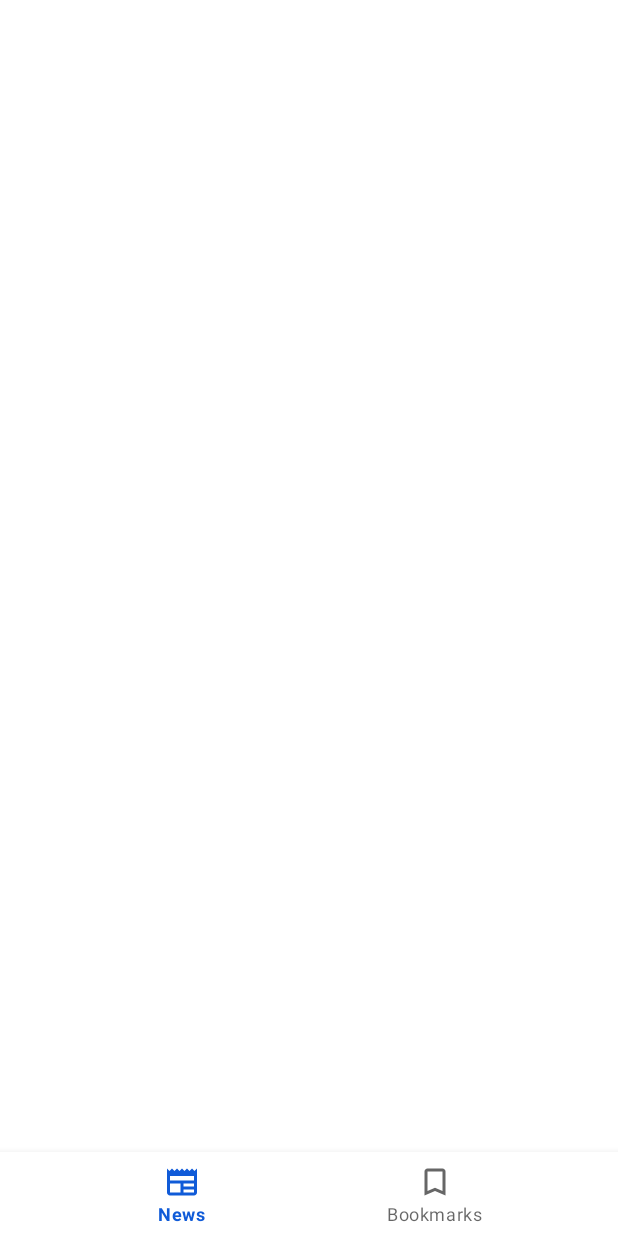
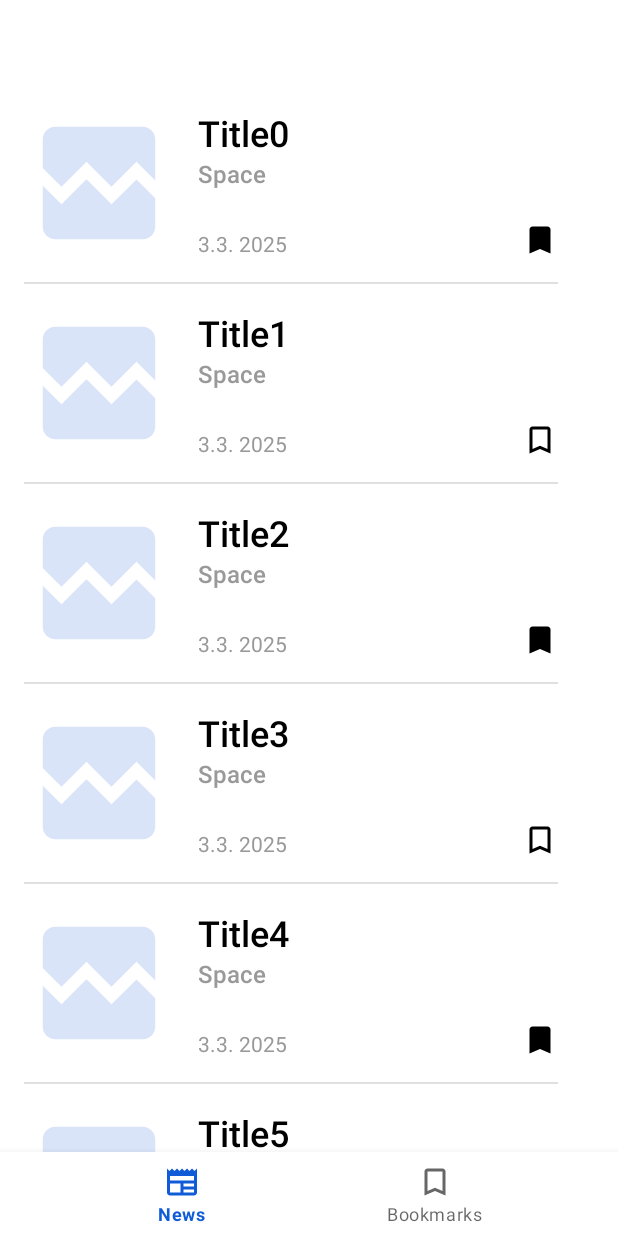
Before and after one commit to MaderaJan/space_lecture, an Android app built with Jetpack Compose: the screen it shows after launch (MainActivity), on a phone screen of 412 x 824 dp. Before the commit the screen is almost empty. Run offline under Robolectric (Android 15) with nearby library versions, the phone set to English and light mode, and no system bars; pictures from the network do not load.

Commit message:
3. Lecture - END

```diff
--- a/app/src/main/java/com/maderajan/spacelecture/data/SpaceNews.kt
+++ b/app/src/main/java/com/maderajan/spacelecture/data/SpaceNews.kt
@@ -1,6 +1,5 @@
 package com.maderajan.spacelecture.data
 
-// TODO 1. Data
 data class SpaceNews(
     val id: Long,
     val title: String,
--- a/app/src/main/java/com/maderajan/spacelecture/repository/SpaceNewsRepository.kt
+++ b/app/src/main/java/com/maderajan/spacelecture/repository/SpaceNewsRepository.kt
@@ -5,7 +5,23 @@ import com.maderajan.spacelecture.data.SpaceNews
 class SpaceNewsRepository {
 
     fun getSpaceNews(): List<SpaceNews> {
-        // TODO 7. (S)  Return fake data to list
-        return emptyList()
+        val fakeData = mutableListOf<SpaceNews>()
+
+        repeat(100) {
+            fakeData.add(
+                SpaceNews(
+                    id = it.toLong(),
+                    title = "Title$it",
+                    summary = "",
+                    url = "",
+                    newsSite = "Space",
+                    imageUrl = "https://picsum.photos/200/300",
+                    publishedAt = "3.3. 2025",
+                    isBookmarked = it % 2 == 0
+                )
+            )
+        }
+
+        return fakeData
     }
 }
--- a/app/src/main/java/com/maderajan/spacelecture/ui/SpaceListFragment.kt
+++ b/app/src/main/java/com/maderajan/spacelecture/ui/SpaceListFragment.kt
@@ -5,9 +5,12 @@ import android.view.LayoutInflater
 import android.view.View
 import android.view.ViewGroup
 import androidx.fragment.app.Fragment
+import androidx.recyclerview.widget.LinearLayoutManager
 import com.maderajan.spacelecture.databinding.FragmentSpaceListBinding
+import com.maderajan.spacelecture.repository.SpaceNewsRepository
+import com.maderajan.spacelecture.ui.adapter.SpaceListAdapter
 
-class SpaceListFragment: Fragment() {
+class SpaceListFragment : Fragment() {
 
     private lateinit var binding: FragmentSpaceListBinding
 
@@ -16,11 +19,21 @@ class SpaceListFragment: Fragment() {
         return binding.root
     }
 
-    // TODO 3. onViewCreated
     override fun onViewCreated(view: View, savedInstanceState: Bundle?) {
         super.onViewCreated(view, savedInstanceState)
 
-        // TODO 3. Setup Adapter
-        // TODO 3. Setup LayoutManager
+        binding.recyclerView.layoutManager = LinearLayoutManager(requireContext())
+
+        val adapter = SpaceListAdapter(
+            onItemClicked = {
+                // ...
+            }, onBookMarkClicked = {
+                // ...
+            }
+        )
+
+        binding.recyclerView.adapter = adapter
+
+        adapter.submitList(SpaceNewsRepository().getSpaceNews())
     }
 }
--- a/app/src/main/java/com/maderajan/spacelecture/ui/adapter/SpaceListAdapter.kt
+++ b/app/src/main/java/com/maderajan/spacelecture/ui/adapter/SpaceListAdapter.kt
@@ -7,23 +7,19 @@ import androidx.recyclerview.widget.ListAdapter
 import com.maderajan.spacelecture.data.SpaceNews
 import com.maderajan.spacelecture.databinding.ItemSpaceListBinding
 
-// TODO 4. Setup Adapter
 class SpaceListAdapter(
     private val onItemClicked: (SpaceNews) -> Unit,
     private val onBookMarkClicked: (SpaceNews) -> Unit
 ) : ListAdapter<SpaceNews, SpaceListViewHolder>(Differ()) {
 
-    // TODO 4. onCreateViewHolder
     override fun onCreateViewHolder(parent: ViewGroup, viewType: Int): SpaceListViewHolder =
         SpaceListViewHolder(ItemSpaceListBinding.inflate(LayoutInflater.from(parent.context)))
 
-    // TODO 4. onBindViewHolder
     override fun onBindViewHolder(holder: SpaceListViewHolder, position: Int) {
         val item = getItem(position)
         holder.bind(item, onItemClicked, onBookMarkClicked)
     }
 
-    // TODO 4. DiffUtil
     internal class Differ : DiffUtil.ItemCallback<SpaceNews>() {
         override fun areItemsTheSame(oldItem: SpaceNews, newItem: SpaceNews): Boolean =
             oldItem.id == newItem.id
--- a/app/src/main/java/com/maderajan/spacelecture/ui/adapter/SpaceListViewHolder.kt
+++ b/app/src/main/java/com/maderajan/spacelecture/ui/adapter/SpaceListViewHolder.kt
@@ -7,16 +7,14 @@ import com.maderajan.spacelecture.R
 import com.maderajan.spacelecture.data.SpaceNews
 import com.maderajan.spacelecture.databinding.ItemSpaceListBinding
 
-// TODO 5. SpaceListViewHolder
 class SpaceListViewHolder(
     private val binding: ItemSpaceListBinding
 ) : RecyclerView.ViewHolder(binding.root) {
 
-    // TODO 6- (S) Bind data to ViewHolder
     fun bind(item: SpaceNews, onItemClicked: (SpaceNews) -> Unit, onBookMarkClicked: (SpaceNews) -> Unit) {
-        // TODO 6- (S) Setup click listener and return item
-        // TODO 6- (S) Hint: onItemClicked(item)
-        // binding.root
+        binding.root.setOnClickListener {
+            onItemClicked(item)
+        }
 
         // Loading Image from URL
         binding.imageView.load(item.imageUrl) {
@@ -26,18 +24,14 @@ class SpaceListViewHolder(
             transformations(RoundedCornersTransformation(16f))
         }
 
-        // TODO 6- (S) Bind text to TextViews
-//        binding.titleTextView.text =
-//        binding.newsSiteTextView.text =
-//        binding.dateTextView.text =
+        binding.titleTextView.text = item.title
+        binding.newsSiteTextView.text = item.newsSite
+        binding.dateTextView.text = item.publishedAt
 
-        // TODO 6- (S) Setup click listener and return item
-        // TODO 6- (S) Hint: onBookMarkClicked(item)
-//        binding.bookMarkImageView
-
-        // TODO 6- (S) Setup icon depend on item.isBookmarked
-        // TODO 6- (S) Use –> R.drawable.ic_bookmark_filled, R.drawable.ic_bookmark
-        // TODO 6- (S) Hint: setImageResource
-//        binding.bookMarkImageView
+        binding.bookMarkImageView.setImageResource(if (item.isBookmarked) {
+            R.drawable.ic_bookmark_filled
+        } else {
+            R.drawable.ic_bookmark
+        })
     }
 }
--- a/app/src/main/res/layout/fragment_space_list.xml
+++ b/app/src/main/res/layout/fragment_space_list.xml
@@ -1,17 +1,24 @@
 <?xml version="1.0" encoding="utf-8"?>
 <androidx.constraintlayout.widget.ConstraintLayout xmlns:android="http://schemas.android.com/apk/res/android"
+    xmlns:app="http://schemas.android.com/apk/res-auto"
     android:layout_width="match_parent"
+    xmlns:tools="http://schemas.android.com/tools"
     android:layout_height="match_parent">
 
-
-<!--
-        // TODO 2. (S) Toolbar + Recycler
-        <androidx.appcompat.widget.Toolbar
-        android:id="@+id/toolbar"/>
+    <androidx.appcompat.widget.Toolbar
+        android:id="@+id/toolbar"
+        android:layout_width="match_parent"
+        android:layout_height="wrap_content"
+        app:layout_constraintTop_toTopOf="parent"
+        tools:title="@string/app_name" />
 
     <androidx.recyclerview.widget.RecyclerView
         android:id="@+id/recycler_view"
--->
+        android:layout_width="match_parent"
+        android:layout_height="0dp"
+        app:layout_constraintBottom_toBottomOf="parent"
+        app:layout_constraintTop_toBottomOf="@id/toolbar"
+        tools:listitem="@layout/item_space_list" />
 
 
 </androidx.constraintlayout.widget.ConstraintLayout>
```
